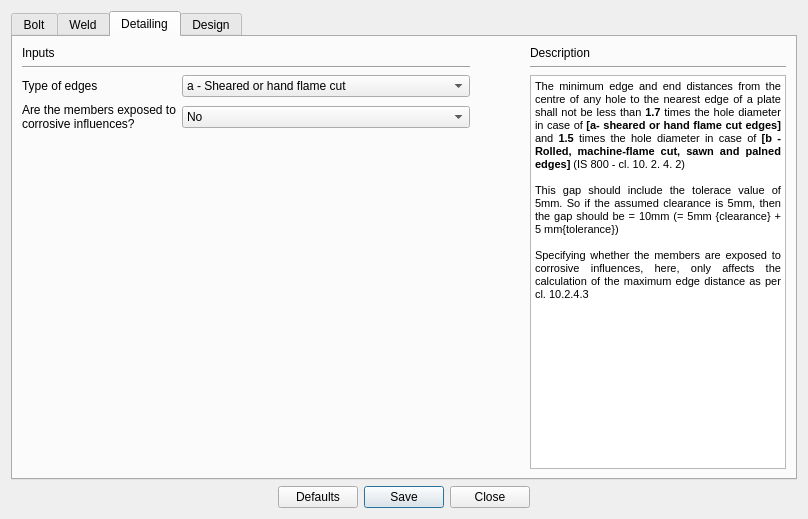
Qt form Connections/Moment/ExtendedEndPlate/ui_design_preferences.ui (GreatDevelopers/osdag-core) before a commit.
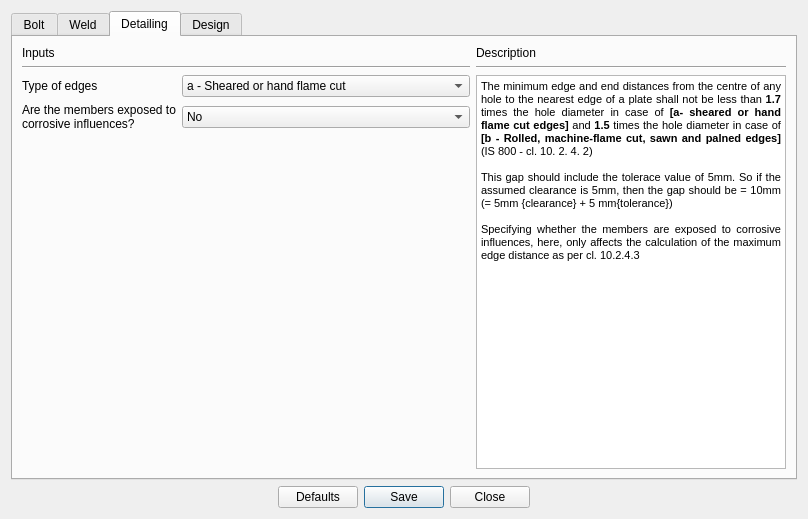
The same form after that commit. The open tabs and pages were chosen to show the change.

Diff of the .ui file:
```diff
--- a/Connections/Moment/ExtendedEndPlate/ui_design_preferences.ui
+++ b/Connections/Moment/ExtendedEndPlate/ui_design_preferences.ui
@@ -780,20 +780,7 @@
          </item>
         </layout>
        </item>
-       <item row="0" column="1">
-        <spacer name="horizontalSpacer_12">
-         <property name="orientation">
-          <enum>Qt::Horizontal</enum>
-         </property>
-         <property name="sizeHint" stdset="0">
-          <size>
-           <width>13</width>
-           <height>20</height>
-          </size>
-         </property>
-        </spacer>
-       </item>
-       <item row="0" column="2" rowspan="2">
+       <item row="0" column="1" rowspan="2">
         <layout class="QGridLayout" name="gridLayout_10">
          <item row="1" column="0">
           <widget class="Line" name="line_6">
```
Left out of the diff: 5 changed lines with no effect on the pictures.
